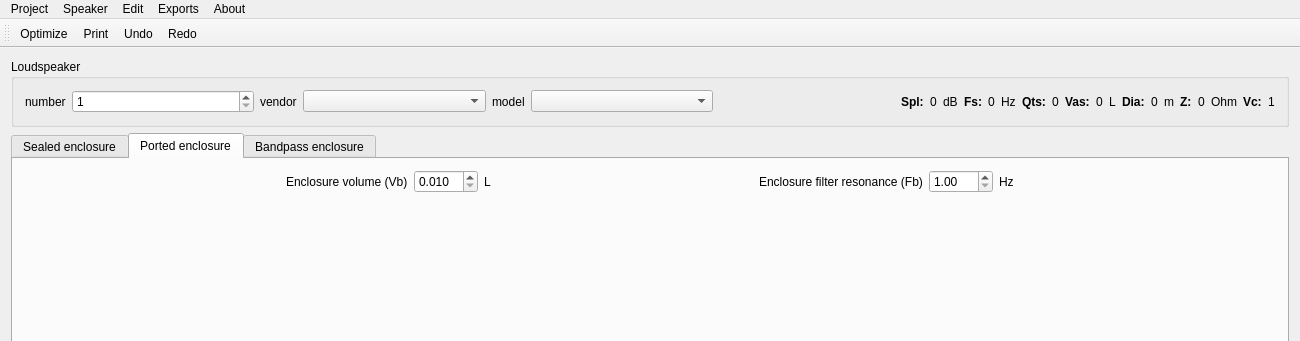
Above: mainwindow.ui from be1/qspeakers before the change; both pictures show x 0 to 1300 and y 0 to 341 of the 1300 by 720 pixel window. Below: the same form after it.
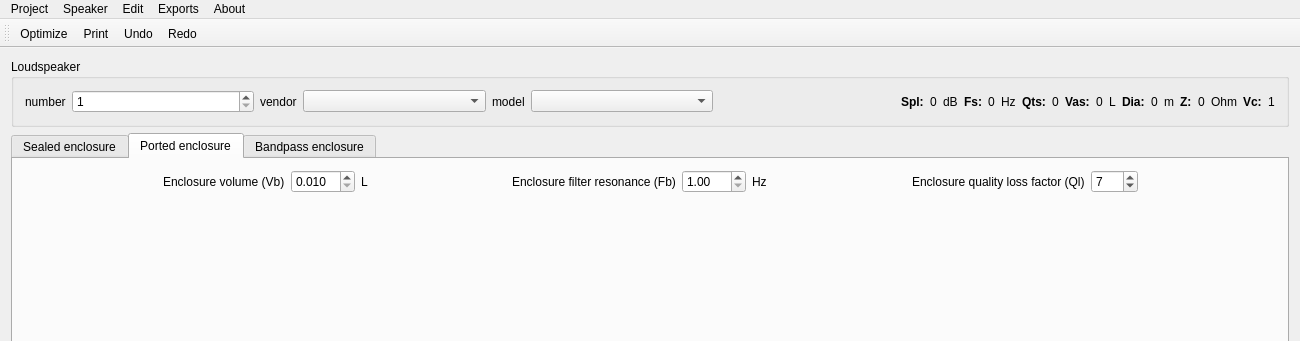
That is the form after the change. The open tabs and pages were chosen to show the change. Icons and pictures are not drawn.

Commit message: Let Box quality loss factor be a user variable.

Patch:
```diff
--- a/mainwindow.ui
+++ b/mainwindow.ui
@@ -458,7 +458,40 @@
             <item>
              <spacer name="portedRightHorizontalSpacer">
               <property name="orientation">
-               <enum>Qt::Horizontal</enum>
+               <enum>Qt::Orientation::Horizontal</enum>
+              </property>
+              <property name="sizeHint" stdset="0">
+               <size>
+                <width>40</width>
+                <height>20</height>
+               </size>
+              </property>
+             </spacer>
+            </item>
+            <item>
+             <widget class="QLabel" name="portedQualityLossFactorLabel">
+              <property name="text">
+               <string>Enclosure quality loss factor (Ql)</string>
+              </property>
+             </widget>
+            </item>
+            <item>
+             <widget class="QSpinBox" name="portedQualityLossFactorSpinBox">
+              <property name="minimum">
+               <number>1</number>
+              </property>
+              <property name="maximum">
+               <number>100</number>
+              </property>
+              <property name="value">
+               <number>7</number>
+              </property>
+             </widget>
+            </item>
+            <item>
+             <spacer name="portedHorizontalSpacerEnd">
+              <property name="orientation">
+               <enum>Qt::Orientation::Horizontal</enum>
               </property>
               <property name="sizeHint" stdset="0">
                <size>
```
Left out of the diff: 99 changed lines with no effect on the pictures. The commit also changes 8 other files.
